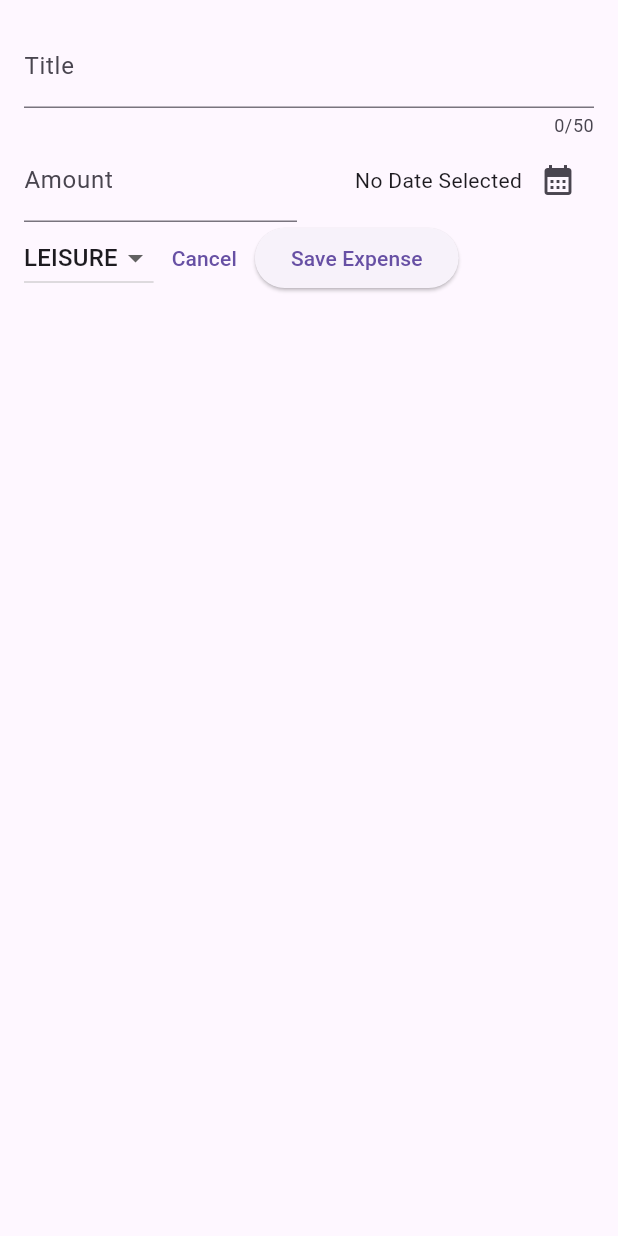
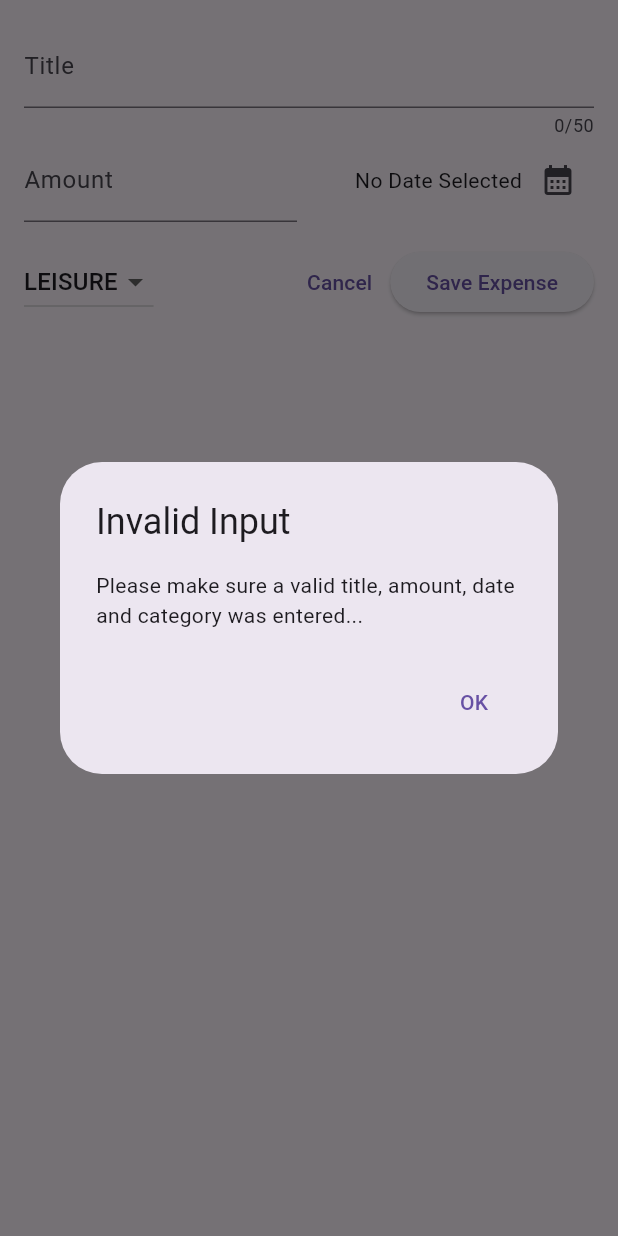
Before and after one commit to Shivankswami77/flutter_expense_tracker, a Flutter app: the NewExpense widget shown alone on an empty page, opened directly, after a tap on "Save Expense", on a phone screen of 412 x 824 dp. Run offline on Flutter 3.47's test engine with Material 3 defaults, Android fonts, the phone set to English and light mode, and no system bars.

Commit message:
Added Input fields validations

```diff
--- a/lib/widgets/new_expense.dart
+++ b/lib/widgets/new_expense.dart
@@ -31,6 +31,30 @@ class _NewExpenseState extends State<NewExpense> {
     setState(() {
       _selectedDate = pickedDate;
     });
+  }
+
+  void _submitExpenseData() {
+    final enteredAmount = double.tryParse(_amountController.text);
+    final amountIsInvalid = enteredAmount == null || enteredAmount <= 0;
+    if (_titleController.text.trim().isEmpty ||
+        amountIsInvalid ||
+        _selectedDate == null) {
+      showDialog(
+        context: context,
+        builder: (ctx) => AlertDialog(
+          title: const Text('Invalid Input'),
+          content: const Text(
+              'Please make sure a valid title, amount, date and category was entered...'),
+          actions: [
+            TextButton(
+              onPressed: () => Navigator.pop(ctx),
+              child: const Text('OK'),
+            )
+          ],
+        ),
+      );
+      return;
+    }
   }
 
   @override
@@ -84,6 +108,9 @@ class _NewExpenseState extends State<NewExpense> {
               ))
             ],
           ),
+          const SizedBox(
+            height: 16,
+          ),
           Row(
             children: [
               DropdownButton(
@@ -106,6 +133,7 @@ class _NewExpenseState extends State<NewExpense> {
                       _selectedCategory = value;
                     });
                   }),
+              const Spacer(),
               TextButton(
                 onPressed: () {
                   Navigator.of(context).pop();
@@ -113,10 +141,7 @@ class _NewExpenseState extends State<NewExpense> {
                 child: const Text("Cancel"),
               ),
               ElevatedButton(
-                onPressed: () {
-                  print(_titleController.text);
-                  print(_amountController.text);
-                },
+                onPressed: _submitExpenseData,
                 child: Text("Save Expense"),
               ),
             ],
```
